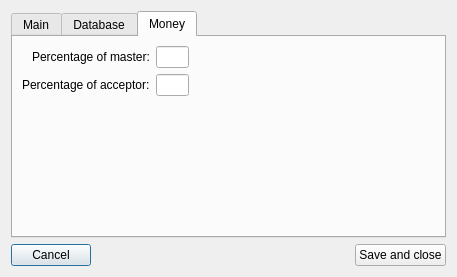
Old version of the form RepairCenter/settings.ui in the repository Feo-d-oR/YARC.
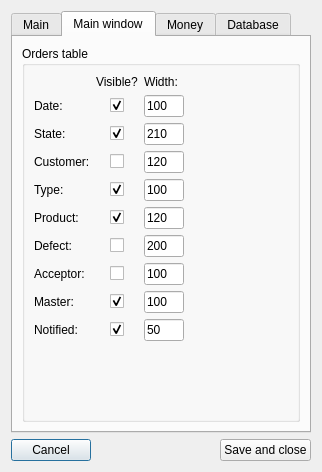
New version of the form. Icons and pictures are not drawn.

The edit to the form file:
```diff
--- a/RepairCenter/settings.ui
+++ b/RepairCenter/settings.ui
@@ -6,8 +6,8 @@
    <rect>
     <x>0</x>
     <y>0</y>
-    <width>457</width>
-    <height>277</height>
+    <width>318</width>
+    <height>472</height>
    </rect>
   </property>
   <property name="windowTitle">
@@ -17,11 +17,64 @@
    <iconset resource="Icons.qrc">
     <normaloff>:/icons/icons/database_connect.png</normaloff>:/icons/icons/database_connect.png</iconset>
   </property>
-  <layout class="QVBoxLayout" name="verticalLayout">
-   <item>
+  <layout class="QGridLayout" name="gridLayout">
+   <item row="1" column="0">
+    <layout class="QHBoxLayout" name="horizontalLayout">
+     <item>
+      <widget class="QPushButton" name="cancel">
+       <property name="text">
+        <string>Cancel</string>
+       </property>
+       <property name="icon">
+        <iconset>
+         <normalon>:/icons/icons/door_out.png</normalon>
+        </iconset>
+       </property>
+      </widget>
+     </item>
+     <item>
+      <spacer name="horizontalSpacer">
+       <property name="orientation">
+        <enum>Qt::Horizontal</enum>
+       </property>
+       <property name="sizeHint" stdset="0">
+        <size>
+         <width>40</width>
+         <height>20</height>
+        </size>
+       </property>
+      </spacer>
+     </item>
+     <item>
+      <widget class="QPushButton" name="save">
+       <property name="text">
+        <string>Save and close</string>
+       </property>
+       <property name="icon">
+        <iconset>
+         <normalon>:/icons/icons/database_save.png</normalon>
+        </iconset>
+       </property>
+      </widget>
+     </item>
+    </layout>
+   </item>
+   <item row="0" column="0">
     <widget class="QTabWidget" name="tw">
+     <property name="minimumSize">
+      <size>
+       <width>300</width>
+       <height>0</height>
+      </size>
+     </property>
+     <property name="maximumSize">
+      <size>
+       <width>600</width>
+       <height>16777215</height>
+      </size>
+     </property>
      <property name="currentIndex">
-      <number>2</number>
+      <number>1</number>
      </property>
      <property name="elideMode">
       <enum>Qt::ElideNone</enum>
@@ -72,6 +125,423 @@
        </item>
       </layout>
      </widget>
+     <widget class="QWidget" name="tab">
+      <attribute name="title">
+       <string>Main window</string>
+      </attribute>
+      <layout class="QVBoxLayout" name="verticalLayout_2">
+       <item>
+        <widget class="QGroupBox" name="groupBox">
+         <property name="title">
+          <string>Orders table</string>
+         </property>
+         <property name="checkable">
+          <bool>false</bool>
+         </property>
+         <layout class="QGridLayout" name="gridLayout_2">
+          <item row="3" column="2">
+           <widget class="QLineEdit" name="wCustomer">
+            <property name="maximumSize">
+             <size>
+              <width>40</width>
+              <height>16777215</height>
+             </size>
+            </property>
+            <property name="text">
+             <string>120</string>
+            </property>
+           </widget>
+          </item>
+          <item row="1" column="3">
+           <spacer name="horizontalSpacer_4">
+            <property name="orientation">
+             <enum>Qt::Horizontal</enum>
+            </property>
+            <property name="sizeHint" stdset="0">
+             <size>
+              <width>40</width>
+              <height>20</height>
+             </size>
+            </property>
+           </spacer>
+          </item>
+          <item row="3" column="1" alignment="Qt::AlignHCenter">
+           <widget class="QCheckBox" name="cbCustomer">
+            <property name="text">
+             <string/>
+            </property>
+           </widget>
+          </item>
+          <item row="6" column="2">
+           <widget class="QLineEdit" name="wDefect">
+            <property name="maximumSize">
+             <size>
+              <width>40</width>
+              <height>16777215</height>
+             </size>
+            </property>
+            <property name="text">
+             <string>200</string>
+            </property>
+           </widget>
+          </item>
+          <item row="3" column="0">
+           <widget class="QLabel" name="label_11">
+            <property name="text">
+             <string>Customer:</string>
+            </property>
+           </widget>
+          </item>
+          <item row="0" column="2">
+           <widget class="QLabel" name="label_18">
+            <property name="text">
+             <string>Width:</string>
+            </property>
+           </widget>
+          </item>
+          <item row="4" column="1" alignment="Qt::AlignHCenter">
+           <widget class="QCheckBox" name="cbType">
+            <property name="text">
+             <string/>
+            </property>
+            <property name="checked">
+             <bool>true</bool>
+            </property>
+            <property name="tristate">
+             <bool>false</bool>
+            </property>
+           </widget>
+          </item>
+          <item row="5" column="2">
+           <widget class="QLineEdit" name="wProduct">
+            <property name="maximumSize">
+             <size>
+              <width>40</width>
+              <height>16777215</height>
+             </size>
+            </property>
+            <property name="text">
+             <string>120</string>
+            </property>
+           </widget>
+          </item>
+          <item row="2" column="2">
+           <widget class="QLineEdit" name="wState">
+            <property name="maximumSize">
+             <size>
+              <width>40</width>
+              <height>16777215</height>
+             </size>
+            </property>
+            <property name="text">
+             <string>210</string>
+            </property>
+           </widget>
+          </item>
+          <item row="5" column="0">
+           <widget class="QLabel" name="label_13">
+            <property name="text">
+             <string>Product:</string>
+            </property>
+           </widget>
+          </item>
+          <item row="0" column="1">
+           <widget class="QLabel" name="label_17">
+            <property name="text">
+             <string>Visible?</string>
+            </property>
+           </widget>
+          </item>
+          <item row="6" column="0">
+           <widget class="QLabel" name="label_16">
+            <property name="text">
+             <string>Defect:</string>
+            </property>
+           </widget>
+          </item>
+          <item row="7" column="0">
+           <widget class="QLabel" name="label_15">
+            <property name="text">
+             <string>Acceptor:</string>
+            </property>
+           </widget>
+          </item>
+          <item row="5" column="1" alignment="Qt::AlignHCenter">
+           <widget class="QCheckBox" name="cbProduct">
+            <property name="text">
+             <string/>
+            </property>
+            <property name="checked">
+             <bool>true</bool>
+            </property>
+           </widget>
+          </item>
+          <item row="8" column="0">
+           <widget class="QLabel" name="label_14">
+            <property name="text">
+             <string>Master:</string>
+            </property>
+           </widget>
+          </item>
+          <item row="4" column="0">
+           <widget class="QLabel" name="label_12">
+            <property name="text">
+             <string>Type:</string>
+            </property>
+           </widget>
+          </item>
+          <item row="8" column="1" alignment="Qt::AlignHCenter">
+           <widget class="QCheckBox" name="cbMaster">
+            <property name="text">
+             <string/>
+            </property>
+            <property name="checked">
+             <bool>true</bool>
+            </property>
+           </widget>
+          </item>
+          <item row="7" column="2">
+           <widget class="QLineEdit" name="wAcceptor">
+            <property name="maximumSize">
+             <size>
+              <width>40</width>
+              <height>16777215</height>
+             </size>
+            </property>
+            <property name="text">
+             <string>100</string>
+            </property>
+           </widget>
+          </item>
+          <item row="6" column="1" alignment="Qt::AlignHCenter">
+           <widget class="QCheckBox" name="cbDefect">
+            <property name="text">
+             <string/>
+            </property>
+           </widget>
+          </item>
+          <item row="1" column="2">
+           <widget class="QLineEdit" name="wDate">
+            <property name="maximumSize">
+             <size>
+              <width>40</width>
+              <height>16777215</height>
+             </size>
+            </property>
+            <property name="text">
+             <string>100</string>
+            </property>
+           </widget>
+          </item>
+          <item row="10" column="1">
+           <spacer name="verticalSpacer_4">
+            <property name="orientation">
+             <enum>Qt::Vertical</enum>
+            </property>
+            <property name="sizeHint" stdset="0">
+             <size>
+              <width>20</width>
+              <height>40</height>
+             </size>
+            </property>
+           </spacer>
+          </item>
+          <item row="1" column="1" alignment="Qt::AlignHCenter">
+           <widget class="QCheckBox" name="cbDate">
+            <property name="text">
+             <string/>
+            </property>
+            <property name="checked">
+             <bool>true</bool>
+            </property>
+           </widget>
+          </item>
+          <item row="2" column="1" alignment="Qt::AlignHCenter">
+           <widget class="QCheckBox" name="cbState">
+            <property name="text">
+             <string/>
+            </property>
+            <property name="checked">
+             <bool>true</bool>
+            </property>
+           </widget>
+          </item>
+          <item row="7" column="1" alignment="Qt::AlignHCenter">
+           <widget class="QCheckBox" name="cbAcceptor">
+            <property name="text">
+             <string/>
+            </property>
+           </widget>
+          </item>
+          <item row="4" column="2">
+           <widget class="QLineEdit" name="wType">
+            <property name="maximumSize">
+             <size>
+              <width>40</width>
+              <height>16777215</height>
+             </size>
+            </property>
+            <property name="text">
+             <string>100</string>
+            </property>
+           </widget>
+          </item>
+          <item row="1" column="0">
+           <widget class="QLabel" name="label_9">
+            <property name="text">
+             <string>Date:</string>
+            </property>
+           </widget>
+          </item>
+          <item row="2" column="0">
+           <widget class="QLabel" name="label_10">
+            <property name="text">
+             <string>State:</string>
+            </property>
+           </widget>
+          </item>
+          <item row="8" column="2">
+           <widget class="QLineEdit" name="wMaster">
+            <property name="maximumSize">
+             <size>
+              <width>40</width>
+              <height>16777215</height>
+             </size>
+            </property>
+            <property name="text">
+             <string>100</string>
+            </property>
+           </widget>
+          </item>
+          <item row="9" column="0">
+           <widget class="QLabel" name="label_19">
+            <property name="text">
+             <string>Notified:</string>
+            </property>
+           </widget>
+          </item>
+          <item row="9" column="1" alignment="Qt::AlignHCenter">
+           <widget class="QCheckBox" name="cbNotified">
+            <property name="text">
+             <string/>
+            </property>
+            <property name="checked">
+             <bool>true</bool>
+            </property>
+           </widget>
+          </item>
+          <item row="9" column="2">
+           <widget class="QLineEdit" name="wNotified">
+            <property name="maximumSize">
+             <size>
+              <width>40</width>
+              <height>16777215</height>
+             </size>
+            </property>
+            <property name="text">
+             <string>50</string>
+            </property>
+           </widget>
+          </item>
+         </layout>
+        </widget>
+       </item>
+      </layout>
+     </widget>
+     <widget class="QWidget" name="financial">
+      <attribute name="title">
+       <string>Money</string>
+      </attribute>
+      <layout class="QFormLayout" name="formLayout_3">
+       <property name="fieldGrowthPolicy">
+        <enum>QFormLayout::AllNonFixedFieldsGrow</enum>
+       </property>
+       <property name="labelAlignment">
+        <set>Qt::AlignRight|Qt::AlignTrailing|Qt::AlignVCenter</set>
+       </property>
+       <item row="0" column="0">
+        <widget class="QLabel" name="label_7">
+         <property name="text">
+          <string>Percentage of master:</string>
+         </property>
+        </widget>
+       </item>
+       <item row="0" column="1">
+        <layout class="QHBoxLayout" name="horizontalLayout_3">
+         <item>
+          <widget class="QLineEdit" name="prmast">
+           <property name="maximumSize">
+            <size>
+             <width>33</width>
+             <height>23</height>
+            </size>
+           </property>
+          </widget>
+         </item>
+         <item>
+          <spacer name="horizontalSpacer_2">
+           <property name="orientation">
+            <enum>Qt::Horizontal</enum>
+           </property>
+           <property name="sizeHint" stdset="0">
+            <size>
+             <width>40</width>
+             <height>20</height>
+            </size>
+           </property>
+          </spacer>
+         </item>
+        </layout>
+       </item>
+       <item row="1" column="0">
+        <widget class="QLabel" name="label_8">
+         <property name="text">
+          <string>Percentage of acceptor:</string>
+         </property>
+        </widget>
+       </item>
+       <item row="1" column="1">
+        <layout class="QHBoxLayout" name="horizontalLayout_4">
+         <item>
+          <widget class="QLineEdit" name="pracc">
+           <property name="maximumSize">
+            <size>
+             <width>33</width>
+             <height>23</height>
+            </size>
+           </property>
+          </widget>
+         </item>
+         <item>
+          <spacer name="horizontalSpacer_3">
+           <property name="orientation">
+            <enum>Qt::Horizontal</enum>
+           </property>
+           <property name="sizeHint" stdset="0">
+            <size>
+             <width>40</width>
+             <height>20</height>
+            </size>
+           </property>
+          </spacer>
+         </item>
+        </layout>
+       </item>
+       <item row="2" column="1">
+        <spacer name="verticalSpacer_3">
+         <property name="orientation">
+          <enum>Qt::Vertical</enum>
+         </property>
+         <property name="sizeHint" stdset="0">
+          <size>
+           <width>207</width>
+           <height>40</height>
+          </size>
+         </property>
+        </spacer>
+       </item>
+      </layout>
+     </widget>
      <widget class="QWidget" name="db">
       <attribute name="title">
        <string>Database</string>
@@ -171,143 +641,8 @@
        </item>
       </layout>
      </widget>
-     <widget class="QWidget" name="financial">
-      <attribute name="title">
-       <string>Money</string>
-      </attribute>
-      <layout class="QFormLayout" name="formLayout_3">
-       <property name="fieldGrowthPolicy">
-        <enum>QFormLayout::AllNonFixedFieldsGrow</enum>
-       </property>
-       <property name="labelAlignment">
-        <set>Qt::AlignRight|Qt::AlignTrailing|Qt::AlignVCenter</set>
-       </property>
-       <item row="0" column="0">
-        <widget class="QLabel" name="label_7">
-         <property name="text">
-          <string>Percentage of master:</string>
-         </property>
-        </widget>
-       </item>
-       <item row="0" column="1">
-        <layout class="QHBoxLayout" name="horizontalLayout_3">
-         <item>
-          <widget class="QLineEdit" name="prmast">
-           <property name="maximumSize">
-            <size>
-             <width>33</width>
-             <height>23</height>
-            </size>
-           </property>
-          </widget>
-         </item>
-         <item>
-          <spacer name="horizontalSpacer_2">
-           <property name="orientation">
-            <enum>Qt::Horizontal</enum>
-           </property>
-           <property name="sizeHint" stdset="0">
-            <size>
-             <width>40</width>
-             <height>20</height>
-            </size>
-           </property>
-          </spacer>
-         </item>
-        </layout>
-       </item>
-       <item row="1" column="0">
-        <widget class="QLabel" name="label_8">
-         <property name="text">
-          <string>Percentage of acceptor:</string>
-         </property>
-        </widget>
-       </item>
-       <item row="1" column="1">
-        <layout class="QHBoxLayout" name="horizontalLayout_4">
-         <item>
-          <widget class="QLineEdit" name="pracc">
-           <property name="maximumSize">
-            <size>
-             <width>33</width>
-             <height>23</height>
-            </size>
-           </property>
-          </widget>
-         </item>
-         <item>
-          <spacer name="horizontalSpacer_3">
-           <property name="orientation">
-            <enum>Qt::Horizontal</enum>
-           </property>
-           <property name="sizeHint" stdset="0">
-            <size>
-             <width>40</width>
-             <height>20</height>
-            </size>
-           </property>
-          </spacer>
-         </item>
-        </layout>
-       </item>
-       <item row="2" column="1">
-        <spacer name="verticalSpacer_3">
-         <property name="orientation">
-          <enum>Qt::Vertical</enum>
-         </property>
-         <property name="sizeHint" stdset="0">
-          <size>
-           <width>207</width>
-           <height>40</height>
-          </size>
-         </property>
-        </spacer>
-       </item>
-      </layout>
-     </widget>
     </widget>
    </item>
-   <item>
-    <layout class="QHBoxLayout" name="horizontalLayout">
-     <item>
-      <widget class="QPushButton" name="cancel">
-       <property name="text">
-        <string>Cancel</string>
-       </property>
-       <property name="icon">
-        <iconset>
-         <normalon>:/icons/icons/door_out.png</normalon>
-        </iconset>
-       </property>
-      </widget>
-     </item>
-     <item>
-      <spacer name="horizontalSpacer">
-       <property name="orientation">
-        <enum>Qt::Horizontal</enum>
-       </property>
-       <property name="sizeHint" stdset="0">
-        <size>
-         <width>40</width>
-         <height>20</height>
-        </size>
-       </property>
-      </spacer>
-     </item>
-     <item>
-      <widget class="QPushButton" name="save">
-       <property name="text">
-        <string>Save and close</string>
-       </property>
-       <property name="icon">
-        <iconset>
-         <normalon>:/icons/icons/database_save.png</normalon>
-        </iconset>
-       </property>
-      </widget>
-     </item>
-    </layout>
-   </item>
   </layout>
  </widget>
  <tabstops>
```
Left out of the diff: 42 changed lines with no effect on the pictures.
